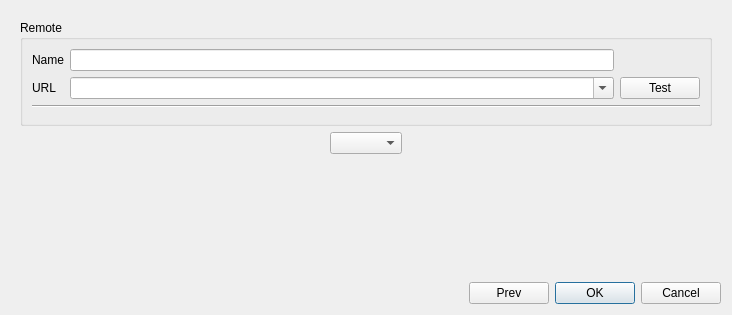
The window that src/AddRepositoryDialog.ui (soramimi/Guitar) describes before a commit, drawn with Qt 5.
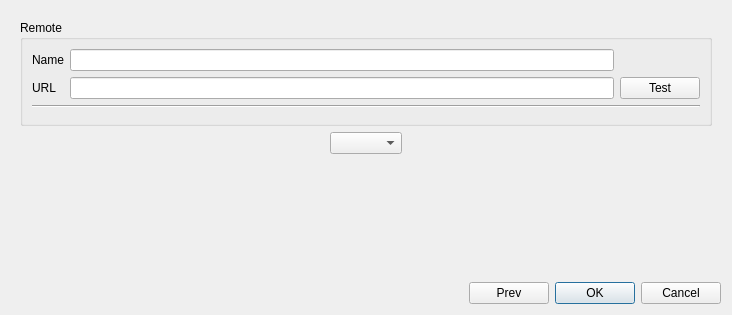
The same window after the commit. Custom widgets are drawn as their Qt base class.

```diff
--- a/src/AddRepositoryDialog.ui
+++ b/src/AddRepositoryDialog.ui
@@ -157,8 +157,8 @@
              </widget>
             </item>
             <item row="1" column="1">
-             <widget class="RepositoryUrlComboBox" name="comboBox_remote_url">
-              <property name="editable">
+             <widget class="RepositoryUrlLineEdit" name="lineEdit_remote_url">
+              <property name="editable" stdset="0">
                <bool>true</bool>
               </property>
              </widget>
@@ -291,9 +291,9 @@
    <container>1</container>
   </customwidget>
   <customwidget>
-   <class>RepositoryUrlComboBox</class>
-   <extends>QComboBox</extends>
-   <header>RepositoryUrlComboBox.h</header>
+   <class>RepositoryUrlLineEdit</class>
+   <extends>QLineEdit</extends>
+   <header>RepositoryUrlLineEdit.h</header>
   </customwidget>
  </customwidgets>
  <tabstops>
```
Left out of the diff: 1 changed line with no effect on the pictures.
